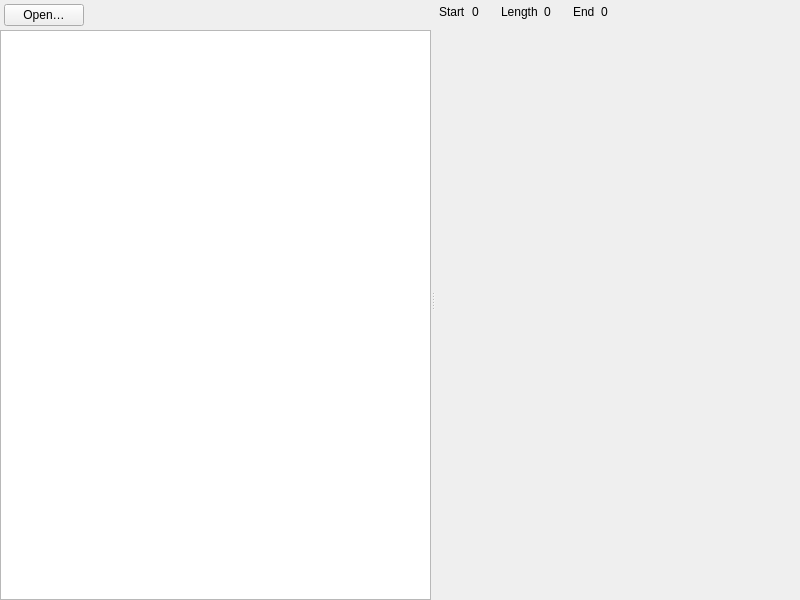
Qt form TtfBrowser/FmMain.ui (Mercury13/unicodia) before a commit.
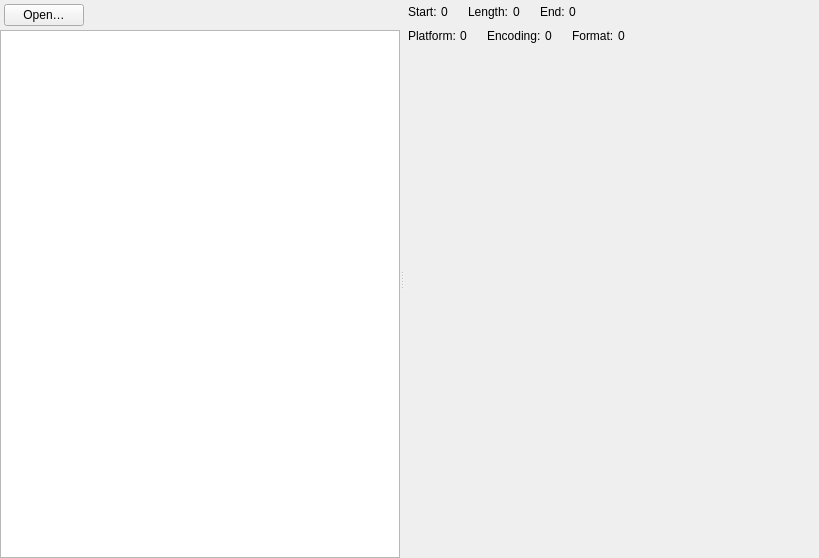
The same form after that commit. Custom widgets are drawn as their Qt base class.

The edit to the form file:
```diff
--- a/TtfBrowser/FmMain.ui
+++ b/TtfBrowser/FmMain.ui
@@ -6,8 +6,8 @@
    <rect>
     <x>0</x>
     <y>0</y>
-    <width>800</width>
-    <height>600</height>
+    <width>819</width>
+    <height>558</height>
    </rect>
   </property>
   <property name="windowTitle">
@@ -97,7 +97,7 @@
        </layout>
       </widget>
       <widget class="QWidget" name="wiRight" native="true">
-       <layout class="QVBoxLayout" name="verticalLayout_2" stretch="0,1">
+       <layout class="QVBoxLayout" name="verticalLayout_3">
         <property name="spacing">
          <number>0</number>
         </property>
@@ -114,7 +114,12 @@
          <number>0</number>
         </property>
         <item>
-         <widget class="QWidget" name="wiInfo" native="true">
+         <layout class="QVBoxLayout" name="verticalLayout_2" stretch="0,0,1">
+          <property name="spacing">
+           <number>0</number>
+          </property>
+          <item>
+           <widget class="QWidget" name="wiPos" native="true">
           <property name="sizePolicy">
            <sizepolicy hsizetype="Expanding" vsizetype="Expanding">
             <horstretch>0</horstretch>
@@ -123,7 +128,7 @@
           </property>
           <layout class="QHBoxLayout" name="horizontalLayout_3" stretch="0,0,0,0,0,0,0,0,1">
            <property name="spacing">
-            <number>6</number>
+              <number>4</number>
            </property>
            <property name="sizeConstraint">
             <enum>QLayout::SizeConstraint::SetNoConstraint</enum>
@@ -143,7 +148,7 @@
            <item>
             <widget class="QLabel" name="lbStartName">
              <property name="text">
-              <string>Start</string>
+                <string>Start:</string>
              </property>
             </widget>
            </item>
@@ -170,7 +175,7 @@
            <item>
             <widget class="QLabel" name="lbLenName">
              <property name="text">
-              <string>Length</string>
+                <string>Length:</string>
              </property>
             </widget>
            </item>
@@ -197,7 +202,7 @@
            <item>
             <widget class="QLabel" name="lbEndName">
              <property name="text">
-              <string>End</string>
+                <string>End:</string>
              </property>
             </widget>
            </item>
@@ -224,6 +229,117 @@
           </layout>
          </widget>
         </item>
+          <item>
+           <widget class="QWidget" name="wiCmap" native="true">
+            <property name="sizePolicy">
+             <sizepolicy hsizetype="Expanding" vsizetype="Expanding">
+              <horstretch>0</horstretch>
+              <verstretch>0</verstretch>
+             </sizepolicy>
+            </property>
+            <layout class="QHBoxLayout" name="horizontalLayout_6" stretch="0,0,0,0,0,0,0,0,1">
+             <property name="spacing">
+              <number>4</number>
+             </property>
+             <property name="sizeConstraint">
+              <enum>QLayout::SizeConstraint::SetNoConstraint</enum>
+             </property>
+             <property name="leftMargin">
+              <number>4</number>
+             </property>
+             <property name="topMargin">
+              <number>2</number>
+             </property>
+             <property name="rightMargin">
+              <number>4</number>
+             </property>
+             <property name="bottomMargin">
+              <number>2</number>
+             </property>
+             <item>
+              <widget class="QLabel" name="lbPlatformName">
+               <property name="text">
+                <string>Platform:</string>
+               </property>
+              </widget>
+             </item>
+             <item>
+              <widget class="QLabel" name="lbPlatformValue">
+               <property name="text">
+                <string>0</string>
+               </property>
+              </widget>
+             </item>
+             <item>
+              <spacer name="horizontalSpacer_11">
+               <property name="orientation">
+                <enum>Qt::Orientation::Horizontal</enum>
+               </property>
+               <property name="sizeHint" stdset="0">
+                <size>
+                 <width>16</width>
+                 <height>6</height>
+                </size>
+               </property>
+              </spacer>
+             </item>
+             <item>
+              <widget class="QLabel" name="lbEncodingName">
+               <property name="text">
+                <string>Encoding:</string>
+               </property>
+              </widget>
+             </item>
+             <item>
+              <widget class="QLabel" name="lbEncodingValue">
+               <property name="text">
+                <string>0</string>
+               </property>
+              </widget>
+             </item>
+             <item>
+              <spacer name="horizontalSpacer_12">
+               <property name="orientation">
+                <enum>Qt::Orientation::Horizontal</enum>
+               </property>
+               <property name="sizeHint" stdset="0">
+                <size>
+                 <width>16</width>
+                 <height>6</height>
+                </size>
+               </property>
+              </spacer>
+             </item>
+             <item>
+              <widget class="QLabel" name="lbFormatName">
+               <property name="text">
+                <string>Format:</string>
+               </property>
+              </widget>
+             </item>
+             <item>
+              <widget class="QLabel" name="lbFormatValue">
+               <property name="text">
+                <string>0</string>
+               </property>
+              </widget>
+             </item>
+             <item>
+              <spacer name="horizontalSpacer_13">
+               <property name="orientation">
+                <enum>Qt::Orientation::Horizontal</enum>
+               </property>
+               <property name="sizeHint" stdset="0">
+                <size>
+                 <width>40</width>
+                 <height>20</height>
+                </size>
+               </property>
+              </spacer>
+             </item>
+            </layout>
+           </widget>
+          </item>
         <item>
          <widget class="QHexView" name="hxView" native="true">
           <property name="sizePolicy">
@@ -232,8 +348,9 @@
             <verstretch>0</verstretch>
            </sizepolicy>
           </property>
-          <layout class="QVBoxLayout" name="verticalLayout_3"/>
-         </widget>
+           </widget>
+          </item>
+         </layout>
         </item>
        </layout>
       </widget>
```
Lines whose indentation alone changed are shown as unchanged.
